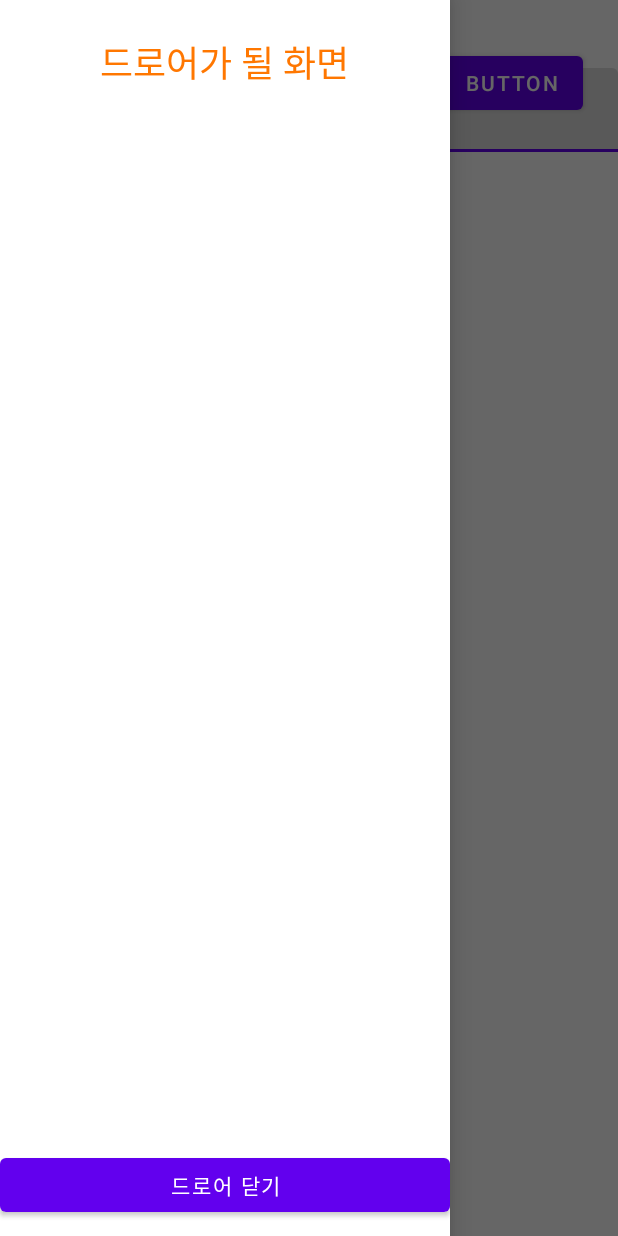
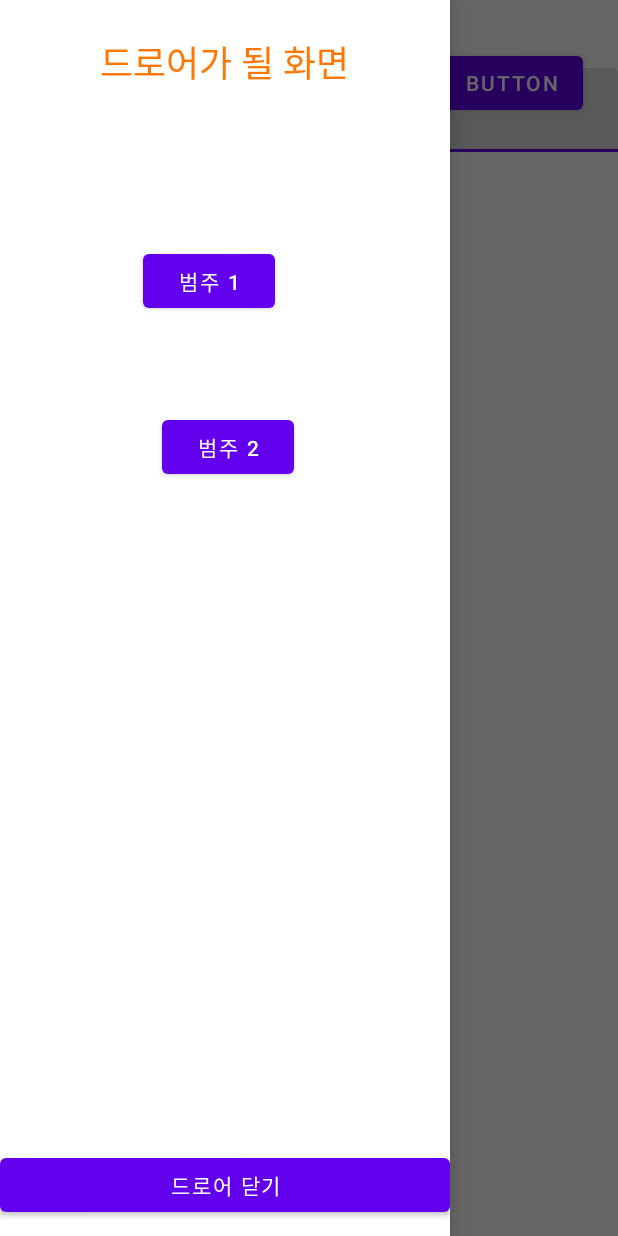
Before and after one commit to songwooseung/2022-SW-Hackathon, an Android app: the MainActivity screen opened directly, with no data from a screen before it, with the side drawer open, on a phone screen of 412 x 824 dp. Run offline under Robolectric (Android 15) with nearby library versions, the phone set to English and light mode, and no system bars; libraries missing offline, so code that uses them is left out: net.daum.mf; plain views replace MapView; 11 statements that could not run were skipped.

Commit message:
minor change

```diff
--- a/app/src/main/res/layout/activity_main.xml
+++ b/app/src/main/res/layout/activity_main.xml
@@ -84,6 +84,27 @@
             android:layout_marginBottom="10dp"
             android:text="드로어 닫기" />
 
+        <Button
+            android:id="@+id/button1"
+            android:layout_width="wrap_content"
+            android:layout_height="wrap_content"
+            android:layout_alignParentStart="true"
+            android:layout_alignParentTop="true"
+            android:layout_marginStart="95dp"
+            android:layout_marginTop="163dp"
+            android:text="범주 1" />
+
+        <Button
+            android:id="@+id/button2"
+            android:layout_width="wrap_content"
+            android:layout_height="wrap_content"
+            android:layout_alignParentStart="true"
+            android:layout_alignParentTop="true"
+            android:layout_marginStart="108dp"
+            android:layout_marginTop="274dp"
+            android:text="범주 2" />
+
+
     </RelativeLayout>
 
 </androidx.drawerlayout.widget.DrawerLayout>
```
Also changed, not shown: app/src/main/java/com/example/hackerthon/MainActivity.java (+43 -15 lines).
